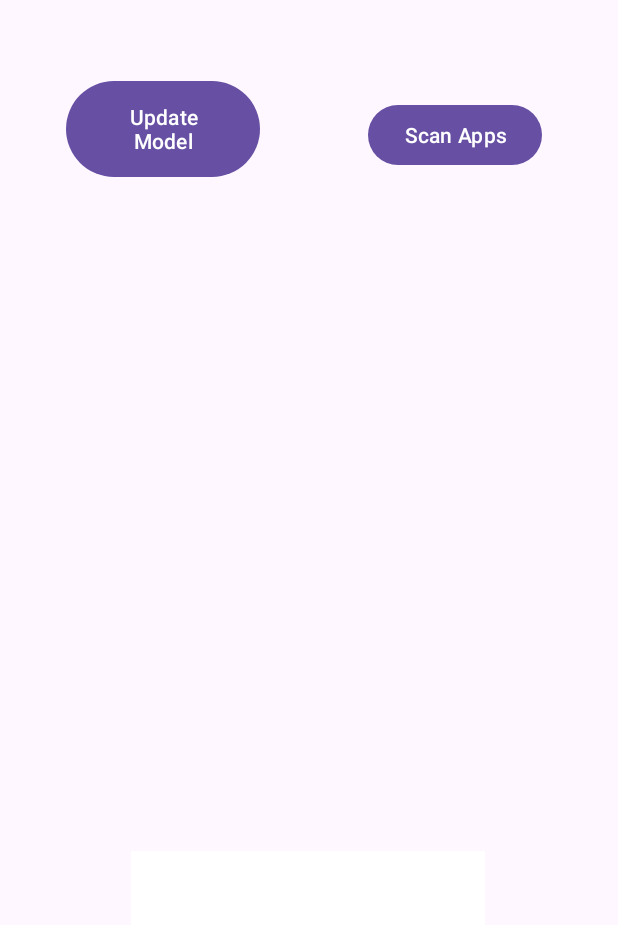
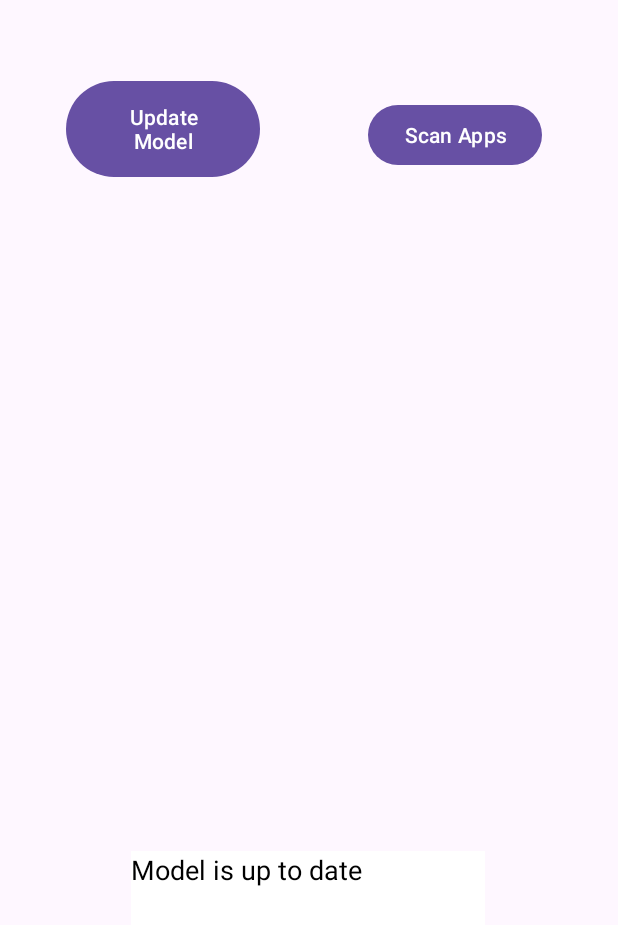
Before and after one commit to tudor-dragan/Android_ML_Detection_App, an Android app: the screen it shows after launch (MainActivity), after a tap on "Update Model", on a phone screen of 412 x 824 dp. Shown: the top 925 px of the screen. Run offline under Robolectric (Android 15) with nearby library versions, the phone set to English and light mode, and no system bars; libraries missing offline, so code that uses them is left out: ai.onnxruntime.

Commit message:
Cleaned up code and commented.

```diff
--- a/app/src/main/java/com/example/myapplication3/MainActivity.kt
+++ b/app/src/main/java/com/example/myapplication3/MainActivity.kt
@@ -2,12 +2,8 @@ package com.example.myapplication3
 
 import ai.onnxruntime.OrtEnvironment
 import ai.onnxruntime.OrtSession
-import android.app.DownloadManager
 import android.content.Context
-import android.net.Uri
 import android.os.Bundle
-import android.os.Environment
-import android.util.Log
 import android.widget.Button
 import android.widget.EditText
 import androidx.appcompat.app.AppCompatActivity
@@ -18,7 +14,7 @@ import kotlinx.coroutines.launch
 import java.io.File
 import java.net.URL
 import java.text.SimpleDateFormat
-import kotlin.math.log
+
 
 val SERVER_URL = "http://192.168.0.104:5000"
 
@@ -28,15 +24,17 @@ class MainActivity : AppCompatActivity() {
     private var selectedApps = BooleanArray(0)
     private var modelDownloader: ModelDownloader? = null
     private var receiver: ModelDownloadCompleteReceiver? = null
+    private var textBox: EditText? = null
 
     override fun onCreate(savedInstanceState: Bundle?) {
         super.onCreate(savedInstanceState)
         setContentView(R.layout.activity_main)
         // creates the empty hash map of features that the model will use
-        apps.addAll(getApps())
-        featuresMap = readFeatures()
-        selectedApps = BooleanArray(apps.size)
+        apps.addAll(getApps()) // add user installed apps to the list
+        featuresMap = readFeatures() // read the features from the permissions, intents, and hardwdare files located in /res/raw
+        selectedApps = BooleanArray(apps.size) // create a boolean array to keep track of which apps are selected in the UI
         modelDownloader = ModelDownloader(this)
+        textBox = findViewById(R.id.app_scan_result) // the textbox output for the scan results
 
         setDefaultSharedPreferences()
         setUpRecyclerView(apps)
@@ -51,60 +49,70 @@ class MainActivity : AppCompatActivity() {
     }
 
     // set date and base model shared preferences if there are none
+    // this should only happen when the application is installed for the first time
     private fun setDefaultSharedPreferences() {
         val sharedPreferences = this.getSharedPreferences("com.example.myapplication3", Context.MODE_PRIVATE)
         if(sharedPreferences.contains("date")) {
-            Log.d("shared preferences", "date already exists ${sharedPreferences.getString("date", "01/06/1990")}")
             return
         }
         with (sharedPreferences.edit()) {
-            Log.d("shared preferences", "date does not exist")
-            putString("date", "01/06/2020")
-            putString("modelUsed", "base")
-            putBoolean("modelReady", true)
+            putString("date", "01/06/2020") // to check for a model update request
+            putString("modelUsed", "base") // to know where to load the model from
+            putBoolean("modelReady", true) // to know if the model is ready to be used after a download
             commit()
         }
     }
 
+    // set up the components of the recycler view
     private fun setUpRecyclerView(apps : ArrayList<ApplicationModel>) {
         val recyclerView = findViewById<RecyclerView>(R.id.app_list)
         recyclerView.adapter = ListItemAdapter(this, apps, selectedApps)
         recyclerView.setHasFixedSize(true)
     }
 
+    // update the model if the date of the model is older than the date of the last update
     private fun updateButtonListener() {
         val updateButton = findViewById<Button>(R.id.update_btn)
         updateButton.setOnClickListener {
             GlobalScope.launch(Dispatchers.IO) {
+                if(isUpdateNeeded()){
+                    runOnUiThread {
+                        textBox?.setText("Updating model. Check download notification for progress.")
+                    }
                     updateModel()
+                } else {
+                    runOnUiThread {
+                        textBox?.setText("Model is up to date")
+                    }
+                }
             }
         }
     }
 
+    // scan all applications selected in the UI
     private fun scanButtonListener() {
         val scanButton = findViewById<Button>(R.id.scan_btn)
-        val scanResultEditText = findViewById<EditText>(R.id.app_scan_result)
-        var string = ""
+        var string: String
         scanButton.setOnClickListener {
             if(this.getSharedPreferences("com.example.myapplication3", Context.MODE_PRIVATE).getBoolean("modelReady", false)) {
                 GlobalScope.launch(Dispatchers.Default) {
                     runOnUiThread() {
-                        scanResultEditText.setText("Scanning...")
+                        textBox?.setText("Scanning...")
                     }
                     string = scanApplications()
                     runOnUiThread {
-                        scanResultEditText.setText(string)
+                        textBox?.setText(string)
                     }
                 }
             } else {
-                scanResultEditText.setText("Model not ready")
+                textBox?.setText("Model not ready")
             }
         }
     }
 
+    // get the user-installed apps on the device
     private fun getApps(): Collection<ApplicationModel> {
         val appList = ArrayList<ApplicationModel>()
-        // get package manager
         val pm = packageManager
         // get a list of installed apps.
         val apps = pm.getInstalledApplications(0)
@@ -125,7 +133,7 @@ class MainActivity : AppCompatActivity() {
         val scanner = AppScanner(createORTSession(OrtEnvironment.getEnvironment()), featuresMap)
 
         for (app in apps) {
-            var result: Long = 0
+            var result: Long
             if(selectedApps[apps.indexOf(app)]) {
                 result = scanner.scan(app)
                 //write a line in the text view to show the result of the scan
@@ -135,67 +143,64 @@ class MainActivity : AppCompatActivity() {
         return scanText.toString()
     }
 
+    // fetch the model from the server and update the model
     private fun updateModel() {
-        if(isUpdateNeeded()) {
+        // unregister the receiver if it is already registered
         if(receiver != null) {
             unregisterReceiver(receiver)
         }
+        // set a download id and register the receiver
         val downloadId = modelDownloader!!.downloadModel("$SERVER_URL/static/sk_rf_model.onnx")
         val sharedPreferences = this.getSharedPreferences("com.example.myapplication3", Context.MODE_PRIVATE)
         sharedPreferences.edit().putBoolean("modelReady", false).apply()
         receiver = ModelDownloadCompleteReceiver(downloadId, sharedPreferences, SERVER_URL)
         registerReceiver(receiver, receiver!!.filter)
-            Log.d("updateModel", "Model is updating")
-        } else {
-            Log.d("updateModel", "Model is up to date")
-        }
     }
 
 
-    // function that will go to a url (http://127.0.0.1:5000/api/date) and
+    // function that will go to the server and
     // compare the date returned as json by the url with the date in shared preferences
     private fun isUpdateNeeded() : Boolean{
         val sharedPref = this.getSharedPreferences("com.example.myapplication3", Context.MODE_PRIVATE)
-        val date = sharedPref.getString("date", "01/06/2023")
+        val date = sharedPref.getString("date", "01/06/2023") // local model date
         val url = URL("$SERVER_URL/api/date")
-        var data = ""
         try {
             val connection = url.openConnection()
             var data = connection.getInputStream().bufferedReader().readText()
             //get the Json value for date in data object
-            data = data.substring(data.indexOf(":") + 2, data.indexOf("}") - 1)
+            data = data.substring(data.indexOf(":") + 2, data.indexOf("}") - 1) // remote model date
             val dateFormat = SimpleDateFormat("dd/mm/yyyy")
             val localDate = date?.let { dateFormat.parse(it) }
             val remoteDate = dateFormat.parse(data)
-            Log.d("local date", localDate.toString())
-            Log.d("remote date", remoteDate.toString())
             if (remoteDate != null) {
-                Log.d("is update needed", remoteDate.after(localDate).toString())
                 return remoteDate.after(localDate)
             }
         } catch (e: Exception) {
             // send a notification that the connection failed
-            Log.d("isUpdateNeeded", "Connection failed")
+            runOnUiThread() {
+                textBox?.setText("Connection to server failed")
+            }
             return false
         }
         return false
     }
 
-    // create ort session
+    /*
+    * This function will create an ort session from the model in the resources folder
+    * or from the model in the external files directory if it exists
+     */
     private fun createORTSession(ortEnvironment: OrtEnvironment): OrtSession {
         // if using base model in shared preferences then load the model in resources
         val sharedPreferences = this.getSharedPreferences("com.example.myapplication3", Context.MODE_PRIVATE)
         val fileName = sharedPreferences.getString("modelUsed", "base")
-        Log.d("loading model", "model loaded: $fileName")
-        Log.d("loading model", "model loaded: ${sharedPreferences.getString("modelUsed", "notbase")}")
+
+        // if using the base model or if the external files directory does not exist
         if ( fileName == "base") {
             val modelBytes = resources.openRawResource(R.raw.sk_rf_model).readBytes()
             return ortEnvironment.createSession(modelBytes)
         } else if (this.getExternalFilesDir(null) != null){
-
             val latestModel = getMostRecentFile(this.getExternalFilesDir(null))
             try {
-                Log.d("loading model", "model loaded: ${latestModel.name}")
                 val modelBytes = latestModel.readBytes()
                 return ortEnvironment.createSession(modelBytes)
             } catch (e: Exception) {
@@ -208,14 +213,16 @@ class MainActivity : AppCompatActivity() {
         }
     }
 
-    // get the most recent file in the downloads directory with the .onnx extension
+    /*
+    * This function will return the most recent file in the directory with the .onnx extension
+    * This is meant to retrieve the most recent model downloaded from the server
+     */
     private fun getMostRecentFile(directory: File?) : File {
         if(directory == null) {
             this
             return File("")
         }
         val files = directory.listFiles()
-        Log.d("files", files.toString())
         var mostRecentFile = files[0]
         for (file in files) {
             if(file.lastModified() > mostRecentFile.lastModified() && file.name.endsWith(".onnx")) {
@@ -225,7 +232,12 @@ class MainActivity : AppCompatActivity() {
         return mostRecentFile
     }
 
-    // read the hardware, permissions and intents txt files and convert them to an hashmap of strings
+    /*
+    * This function will read the features from the txt files in the raw folder
+    * and return a linked hash map of the features
+    * The features are the permissions, intents and hardware features
+    * A linked hash map is used to preserve the order of the features
+     */
     private fun readFeatures() : LinkedHashMap<String, Float> {
         val hashMap:LinkedHashMap<String, Float> = LinkedHashMap()
         val permissions = resources.openRawResource(R.raw.permissions).bufferedReader().useLines { it.toList() }
--- a/app/src/main/java/com/example/myapplication3/ModelDownloader.kt
+++ b/app/src/main/java/com/example/myapplication3/ModelDownloader.kt
@@ -1,9 +1,7 @@
 package com.example.myapplication3
 
-import android.annotation.SuppressLint
 import android.app.DownloadManager
 import android.content.Context
-import androidx.appcompat.content.res.AppCompatResources
 import androidx.core.net.toUri
 
 var fileName = "sk_rf_model.onnx"
@@ -12,6 +10,10 @@ class ModelDownloader(private val context: Context) {
     private val downloadManager = context.getSystemService(DownloadManager::class.java)
     var downloadId: Long = -1L
 
+    /*
+    * Download a model file from a given url. If the file already exists, delete it first.
+    * @param url: the url to download the model from (the server)
+     */
     fun downloadModel(url: String): Long {
         if(modelExists()) {
             deleteModel()
```
Also changed, not shown: app/src/main/java/com/example/myapplication3/AppScanner.kt (+22 -26 lines), app/src/main/java/com/example/myapplication3/ApplicationModel.kt (+8 -0 lines), app/src/main/java/com/example/myapplication3/ModelDownloadCompleteReceiver.kt (+7 -52 lines). Lines whose indentation alone changed are shown as unchanged.
